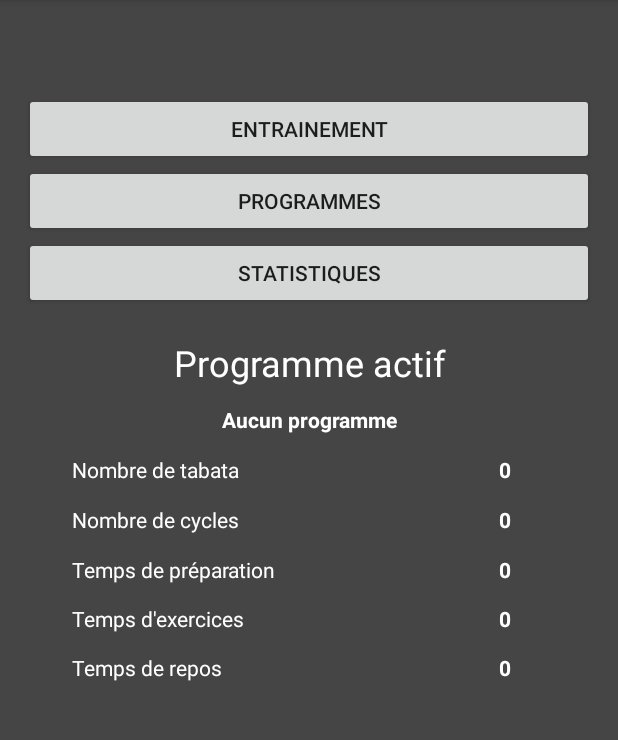
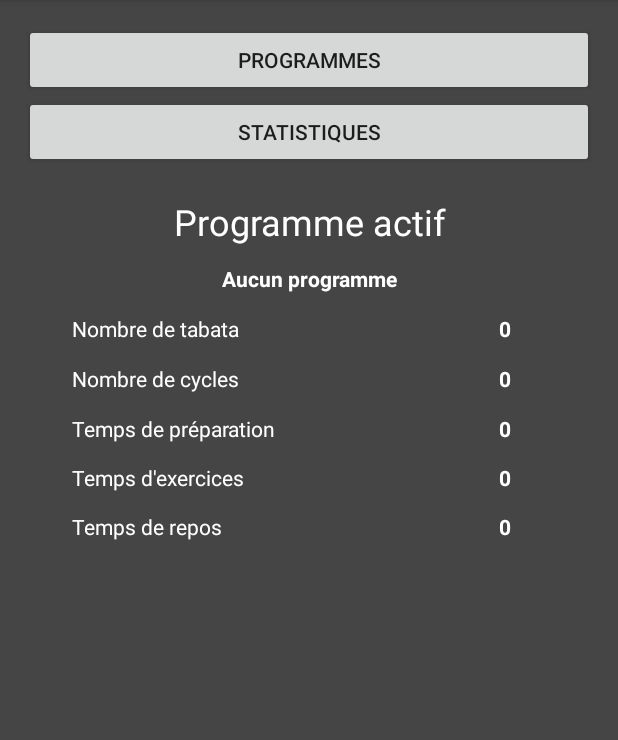
Before and after one commit to Mathael/miaw-android-project, an Android app: the screen it shows after launch (MainActivity), on a phone screen of 412 x 824 dp, the part 84-824 px from its top. Run offline under Robolectric (Android 15) with nearby library versions, the phone set to English and light mode, and no system bars; 1 statement that could not run was skipped.

Commit message:
feat(ActionBarMenu): added button to start program immediately from the programs activity instead of returning Home

```diff
--- a/app/src/main/java/com/appsport/activity/TabataAddProgramActivity.java
+++ b/app/src/main/java/com/appsport/activity/TabataAddProgramActivity.java
@@ -34,7 +34,7 @@ public class TabataAddProgramActivity extends AppCompatActivity {
         final int workTime = Integer.parseInt(workTimeView.getText().toString());
 
         final Tabata tabata = new Tabata(name, tabataCnt, prepareTime, workTime, restTime, cycleCnt);
-        System.out.println("Nouveau programme -> \r\n" + tabata.toString());
+        //System.out.println("Nouveau programme -> \r\n" + tabata.toString());
         Tabata.save(tabata);
 
         //final Intent intent = new Intent(Intent.FLAG_ACTIVITY_CLEAR_TOP);
--- a/app/src/main/java/com/appsport/model/Tabata.java
+++ b/app/src/main/java/com/appsport/model/Tabata.java
@@ -40,7 +40,11 @@ public class Tabata extends SugarRecord implements Parcelable {
      */
     private int maxCycleCount;
 
-    public Tabata() {}
+    public Tabata() {
+        setMaxCycleCount(getMaxCycleCount());
+        setCurrentState(TabataState.NONE);
+        setCurrentTabata(getMaxTabata());
+    }
 
     public Tabata(String name, int tabata, int prepareTime, int workTime, int restTime, int cycle) {
         setName(name);
--- a/app/src/main/res/layout/activity_main.xml
+++ b/app/src/main/res/layout/activity_main.xml
@@ -1,15 +1,26 @@
-<?xml version="1.0" encoding="utf-8"?>
-<android.support.v4.widget.DrawerLayout xmlns:android="http://schemas.android.com/apk/res/android"
-    xmlns:tools="http://schemas.android.com/tools"
-    android:id="@+id/drawer_layout"
-    android:layout_width="match_parent"
-    android:layout_height="match_parent"
-    android:fitsSystemWindows="true"
-    tools:openDrawer="start">
+<android.support.design.widget.CoordinatorLayout xmlns:android="http://schemas.android.com/apk/res/android"
+xmlns:app="http://schemas.android.com/apk/res-auto"
+xmlns:tools="http://schemas.android.com/tools"
+android:layout_width="match_parent"
+android:layout_height="match_parent"
+android:fitsSystemWindows="true"
+tools:context="com.appsport.MainActivity">
 
-    <include
-        layout="@layout/app_bar_main"
+    <android.support.design.widget.AppBarLayout
         android:layout_width="match_parent"
-        android:layout_height="match_parent" />
+        android:layout_height="wrap_content"
+        android:theme="@style/AppTheme.AppBarOverlay">
 
-</android.support.v4.widget.DrawerLayout>
+        <android.support.v7.widget.Toolbar
+            android:id="@+id/toolbar_main"
+            android:layout_width="match_parent"
+            android:layout_height="?attr/actionBarSize"
+            android:background="?attr/colorPrimary"
+            app:popupTheme="@style/AppTheme.PopupOverlay"
+            app:title="@string/app_name"/>
+
+    </android.support.design.widget.AppBarLayout>
+
+    <include layout="@layout/content_main" />
+
+</android.support.design.widget.CoordinatorLayout>
--- a/app/src/main/res/layout/app_bar_main.xml
+++ /dev/null
@@ -1,28 +0,0 @@
-<?xml version="1.0" encoding="utf-8"?>
-<android.support.design.widget.CoordinatorLayout xmlns:android="http://schemas.android.com/apk/res/android"
-    xmlns:app="http://schemas.android.com/apk/res-auto"
-    xmlns:tools="http://schemas.android.com/tools"
-    android:layout_width="match_parent"
-    android:layout_height="match_parent"
-    android:fitsSystemWindows="true"
-    tools:context="com.appsport.MainActivity">
-
-    <android.support.design.widget.AppBarLayout
-        android:layout_width="match_parent"
-        android:layout_height="wrap_content"
-        android:theme="@style/AppTheme.AppBarOverlay">
-
-        <android.support.v7.widget.Toolbar
-            android:id="@+id/toolbar"
-            app:title="TabataTraining"
-            android:textAlignment="center"
-            android:layout_width="match_parent"
-            android:layout_height="?attr/actionBarSize"
-            android:background="?attr/colorPrimary"
-            app:popupTheme="@style/AppTheme.PopupOverlay" />
-
-    </android.support.design.widget.AppBarLayout>
-
-    <include layout="@layout/content_main" />
-
-</android.support.design.widget.CoordinatorLayout>
--- a/app/src/main/res/layout/content_main.xml
+++ b/app/src/main/res/layout/content_main.xml
@@ -11,18 +11,7 @@
     android:paddingTop="@dimen/activity_vertical_margin"
     android:background="@color/colorDarkLight"
     app:layout_behavior="@string/appbar_scrolling_view_behavior"
-    tools:context="com.appsport.MainActivity"
-    tools:showIn="@layout/app_bar_main">
-
-        <Button
-            android:text="@string/button_tabata"
-            android:layout_width="match_parent"
-            android:layout_height="wrap_content"
-            android:layout_alignParentTop="true"
-            android:layout_centerHorizontal="true"
-            android:layout_marginTop="46dp"
-            android:id="@+id/button_tabata"
-            android:onClick="onClickTabataButton" />
+    tools:context="com.appsport.MainActivity">
 
         <TextView
             android:textColor="@color/colorWhite"
@@ -41,7 +30,6 @@
             android:layout_width="match_parent"
             android:layout_height="wrap_content"
             android:id="@+id/button_program"
-            android:layout_below="@+id/button_tabata"
             android:layout_alignParentStart="true"
             android:onClick="onClickProgramButton"/>
 
```
Also changed, not shown: app/src/main/java/com/appsport/MainActivity.java (+6 -20 lines), app/src/main/java/com/appsport/activity/ProgramActivity.java (+41 -13 lines), app/src/main/java/com/appsport/activity/TabataActivity.java (+18 -15 lines), app/src/main/java/com/appsport/enums/TabataState.java (+6 -16 lines), app/src/main/res/menu/menu_programmes.xml (+6 -11 lines).
